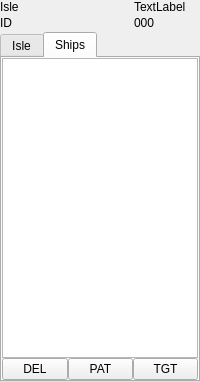
Before: the Qt Designer form waterobjectinfo.ui in ngc42/WaterWorld, drawn with Qt 5.
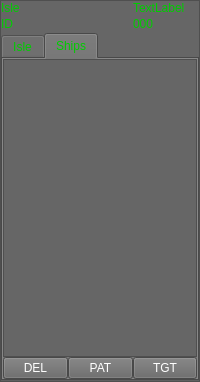
After: the same form once the commit is applied.

Commit message: darker style of mainwindow and waterobjectinfo

```diff
--- a/waterobjectinfo.ui
+++ b/waterobjectinfo.ui
@@ -37,9 +37,238 @@
     <height>0</height>
    </size>
   </property>
+  <property name="palette">
+   <palette>
+    <active>
+     <colorrole role="WindowText">
+      <brush brushstyle="SolidPattern">
+       <color alpha="255">
+        <red>255</red>
+        <green>255</green>
+        <blue>255</blue>
+       </color>
+      </brush>
+     </colorrole>
+     <colorrole role="Button">
+      <brush brushstyle="SolidPattern">
+       <color alpha="255">
+        <red>102</red>
+        <green>102</green>
+        <blue>102</blue>
+       </color>
+      </brush>
+     </colorrole>
+     <colorrole role="ButtonText">
+      <brush brushstyle="SolidPattern">
+       <color alpha="255">
+        <red>255</red>
+        <green>255</green>
+        <blue>255</blue>
+       </color>
+      </brush>
+     </colorrole>
+     <colorrole role="Base">
+      <brush brushstyle="SolidPattern">
+       <color alpha="255">
+        <red>255</red>
+        <green>255</green>
+        <blue>0</blue>
+       </color>
+      </brush>
+     </colorrole>
+     <colorrole role="Window">
+      <brush brushstyle="SolidPattern">
+       <color alpha="255">
+        <red>102</red>
+        <green>102</green>
+        <blue>102</blue>
+       </color>
+      </brush>
+     </colorrole>
+     <colorrole role="Shadow">
+      <brush brushstyle="SolidPattern">
+       <color alpha="255">
+        <red>255</red>
+        <green>255</green>
+        <blue>0</blue>
+       </color>
+      </brush>
+     </colorrole>
+     <colorrole role="Highlight">
+      <brush brushstyle="SolidPattern">
+       <color alpha="255">
+        <red>255</red>
+        <green>255</green>
+        <blue>255</blue>
+       </color>
+      </brush>
+     </colorrole>
+     <colorrole role="HighlightedText">
+      <brush brushstyle="SolidPattern">
+       <color alpha="255">
+        <red>0</red>
+        <green>0</green>
+        <blue>0</blue>
+       </color>
+      </brush>
+     </colorrole>
+    </active>
+    <inactive>
+     <colorrole role="WindowText">
+      <brush brushstyle="SolidPattern">
+       <color alpha="255">
+        <red>255</red>
+        <green>255</green>
+        <blue>255</blue>
+       </color>
+      </brush>
+     </colorrole>
+     <colorrole role="Button">
+      <brush brushstyle="SolidPattern">
+       <color alpha="255">
+        <red>102</red>
+        <green>102</green>
+        <blue>102</blue>
+       </color>
+      </brush>
+     </colorrole>
+     <colorrole role="ButtonText">
+      <brush brushstyle="SolidPattern">
+       <color alpha="255">
+        <red>255</red>
+        <green>255</green>
+        <blue>255</blue>
+       </color>
+      </brush>
+     </colorrole>
+     <colorrole role="Base">
+      <brush brushstyle="SolidPattern">
+       <color alpha="255">
+        <red>255</red>
+        <green>255</green>
+        <blue>0</blue>
+       </color>
+      </brush>
+     </colorrole>
+     <colorrole role="Window">
+      <brush brushstyle="SolidPattern">
+       <color alpha="255">
+        <red>102</red>
+        <green>102</green>
+        <blue>102</blue>
+       </color>
+      </brush>
+     </colorrole>
+     <colorrole role="Shadow">
+      <brush brushstyle="SolidPattern">
+       <color alpha="255">
+        <red>255</red>
+        <green>255</green>
+        <blue>0</blue>
+       </color>
+      </brush>
+     </colorrole>
+     <colorrole role="Highlight">
+      <brush brushstyle="SolidPattern">
+       <color alpha="255">
+        <red>255</red>
+        <green>255</green>
+        <blue>255</blue>
+       </color>
+      </brush>
+     </colorrole>
+     <colorrole role="HighlightedText">
+      <brush brushstyle="SolidPattern">
+       <color alpha="255">
+        <red>0</red>
+        <green>0</green>
+        <blue>0</blue>
+       </color>
+      </brush>
+     </colorrole>
+    </inactive>
+    <disabled>
+     <colorrole role="WindowText">
+      <brush brushstyle="SolidPattern">
+       <color alpha="255">
+        <red>190</red>
+        <green>190</green>
+        <blue>190</blue>
+       </color>
+      </brush>
+     </colorrole>
+     <colorrole role="Button">
+      <brush brushstyle="SolidPattern">
+       <color alpha="255">
+        <red>102</red>
+        <green>102</green>
+        <blue>102</blue>
+       </color>
+      </brush>
+     </colorrole>
+     <colorrole role="ButtonText">
+      <brush brushstyle="SolidPattern">
+       <color alpha="255">
+        <red>190</red>
+        <green>190</green>
+        <blue>190</blue>
+       </color>
+      </brush>
+     </colorrole>
+     <colorrole role="Base">
+      <brush brushstyle="SolidPattern">
+       <color alpha="255">
+        <red>102</red>
+        <green>102</green>
+        <blue>102</blue>
+       </color>
+      </brush>
+     </colorrole>
+     <colorrole role="Window">
+      <brush brushstyle="SolidPattern">
+       <color alpha="255">
+        <red>102</red>
+        <green>102</green>
+        <blue>102</blue>
+       </color>
+      </brush>
+     </colorrole>
+     <colorrole role="Shadow">
+      <brush brushstyle="SolidPattern">
+       <color alpha="255">
+        <red>255</red>
+        <green>255</green>
+        <blue>0</blue>
+       </color>
+      </brush>
+     </colorrole>
+     <colorrole role="Highlight">
+      <brush brushstyle="SolidPattern">
+       <color alpha="255">
+        <red>145</red>
+        <green>141</green>
+        <blue>126</blue>
+       </color>
+      </brush>
+     </colorrole>
+     <colorrole role="HighlightedText">
+      <brush brushstyle="SolidPattern">
+       <color alpha="255">
+        <red>0</red>
+        <green>0</green>
+        <blue>0</blue>
+       </color>
+      </brush>
+     </colorrole>
+    </disabled>
+   </palette>
+  </property>
   <property name="windowTitle">
    <string>StackedWidget</string>
   </property>
+  <property name="frameShape">
+   <enum>QFrame::StyledPanel</enum>
+  </property>
   <property name="currentIndex">
    <number>3</number>
   </property>
@@ -158,6 +387,103 @@
    </layout>
   </widget>
   <widget class="QWidget" name="pageHumanIsle">
+   <property name="sizePolicy">
+    <sizepolicy hsizetype="Preferred" vsizetype="Preferred">
+     <horstretch>0</horstretch>
+     <verstretch>0</verstretch>
+    </sizepolicy>
+   </property>
+   <property name="palette">
+    <palette>
+     <active>
+      <colorrole role="WindowText">
+       <brush brushstyle="SolidPattern">
+        <color alpha="255">
+         <red>0</red>
+         <green>204</green>
+         <blue>0</blue>
+        </color>
+       </brush>
+      </colorrole>
+      <colorrole role="Base">
+       <brush brushstyle="SolidPattern">
+        <color alpha="255">
+         <red>255</red>
+         <green>255</green>
+         <blue>255</blue>
+        </color>
+       </brush>
+      </colorrole>
+      <colorrole role="Window">
+       <brush brushstyle="SolidPattern">
+        <color alpha="255">
+         <red>102</red>
+         <green>102</green>
+         <blue>102</blue>
+        </color>
+       </brush>
+      </colorrole>
+     </active>
+     <inactive>
+      <colorrole role="WindowText">
+       <brush brushstyle="SolidPattern">
+        <color alpha="255">
+         <red>0</red>
+         <green>204</green>
+         <blue>0</blue>
+        </color>
+       </brush>
+      </colorrole>
+      <colorrole role="Base">
+       <brush brushstyle="SolidPattern">
+        <color alpha="255">
+         <red>255</red>
+         <green>255</green>
+         <blue>255</blue>
+        </color>
+       </brush>
+      </colorrole>
+      <colorrole role="Window">
+       <brush brushstyle="SolidPattern">
+        <color alpha="255">
+         <red>102</red>
+         <green>102</green>
+         <blue>102</blue>
+        </color>
+       </brush>
+      </colorrole>
+     </inactive>
+     <disabled>
+      <colorrole role="WindowText">
+       <brush brushstyle="SolidPattern">
+        <color alpha="255">
+         <red>190</red>
+         <green>190</green>
+         <blue>190</blue>
+        </color>
+       </brush>
+      </colorrole>
+      <colorrole role="Base">
+       <brush brushstyle="SolidPattern">
+        <color alpha="255">
+         <red>102</red>
+         <green>102</green>
+         <blue>102</blue>
+        </color>
+       </brush>
+      </colorrole>
+      <colorrole role="Window">
+       <brush brushstyle="SolidPattern">
+        <color alpha="255">
+         <red>102</red>
+         <green>102</green>
+         <blue>102</blue>
+        </color>
+       </brush>
+      </colorrole>
+     </disabled>
+    </palette>
+   </property>
    <layout class="QGridLayout" name="gridLayout_2">
     <property name="leftMargin">
      <number>0</number>
@@ -185,6 +511,205 @@
         <height>30</height>
        </size>
       </property>
+      <property name="palette">
+       <palette>
+        <active>
+         <colorrole role="WindowText">
+          <brush brushstyle="SolidPattern">
+           <color alpha="255">
+            <red>0</red>
+            <green>204</green>
+            <blue>0</blue>
+           </color>
+          </brush>
+         </colorrole>
+         <colorrole role="Button">
+          <brush brushstyle="SolidPattern">
+           <color alpha="255">
+            <red>102</red>
+            <green>102</green>
+            <blue>102</blue>
+           </color>
+          </brush>
+         </colorrole>
+         <colorrole role="Text">
+          <brush brushstyle="SolidPattern">
+           <color alpha="255">
+            <red>0</red>
+            <green>204</green>
+            <blue>0</blue>
+           </color>
+          </brush>
+         </colorrole>
+         <colorrole role="ButtonText">
+          <brush brushstyle="SolidPattern">
+           <color alpha="255">
+            <red>255</red>
+            <green>255</green>
+            <blue>255</blue>
+           </color>
+          </brush>
+         </colorrole>
+         <colorrole role="Base">
+          <brush brushstyle="SolidPattern">
+           <color alpha="255">
+            <red>102</red>
+            <green>102</green>
+            <blue>102</blue>
+           </color>
+          </brush>
+         </colorrole>
+         <colorrole role="Highlight">
+          <brush brushstyle="SolidPattern">
+           <color alpha="255">
+            <red>0</red>
+            <green>0</green>
+            <blue>0</blue>
+           </color>
+          </brush>
+         </colorrole>
+         <colorrole role="HighlightedText">
+          <brush brushstyle="SolidPattern">
+           <color alpha="255">
+            <red>255</red>
+            <green>85</green>
+            <blue>0</blue>
+           </color>
+          </brush>
+         </colorrole>
+        </active>
+        <inactive>
+         <colorrole role="WindowText">
+          <brush brushstyle="SolidPattern">
+           <color alpha="255">
+            <red>0</red>
+            <green>204</green>
+            <blue>0</blue>
+           </color>
+          </brush>
+         </colorrole>
+         <colorrole role="Button">
+          <brush brushstyle="SolidPattern">
+           <color alpha="255">
+            <red>102</red>
+            <green>102</green>
+            <blue>102</blue>
+           </color>
+          </brush>
+         </colorrole>
+         <colorrole role="Text">
+          <brush brushstyle="SolidPattern">
+           <color alpha="255">
+            <red>0</red>
+            <green>204</green>
+            <blue>0</blue>
+           </color>
+          </brush>
+         </colorrole>
+         <colorrole role="ButtonText">
+          <brush brushstyle="SolidPattern">
+           <color alpha="255">
+            <red>255</red>
+            <green>255</green>
+            <blue>255</blue>
+           </color>
+          </brush>
+         </colorrole>
+         <colorrole role="Base">
+          <brush brushstyle="SolidPattern">
+           <color alpha="255">
+            <red>102</red>
+            <green>102</green>
+            <blue>102</blue>
+           </color>
+          </brush>
+         </colorrole>
+         <colorrole role="Highlight">
+          <brush brushstyle="SolidPattern">
+           <color alpha="255">
+            <red>0</red>
+            <green>0</green>
+            <blue>0</blue>
+           </color>
+          </brush>
+         </colorrole>
+         <colorrole role="HighlightedText">
+          <brush brushstyle="SolidPattern">
+           <color alpha="255">
+            <red>255</red>
+            <green>85</green>
+            <blue>0</blue>
+           </color>
+          </brush>
+         </colorrole>
+        </inactive>
+        <disabled>
+         <colorrole role="WindowText">
+          <brush brushstyle="SolidPattern">
+           <color alpha="255">
+            <red>170</red>
+            <green>0</green>
+            <blue>0</blue>
+           </color>
+          </brush>
+         </colorrole>
+         <colorrole role="Button">
+          <brush brushstyle="SolidPattern">
+           <color alpha="255">
+            <red>102</red>
+            <green>102</green>
+            <blue>102</blue>
+           </color>
+          </brush>
+         </colorrole>
+         <colorrole role="Text">
+          <brush brushstyle="SolidPattern">
+           <color alpha="255">
+            <red>190</red>
+            <green>190</green>
+            <blue>190</blue>
+           </color>
+          </brush>
+         </colorrole>
+         <colorrole role="ButtonText">
+          <brush brushstyle="SolidPattern">
+           <color alpha="255">
+            <red>190</red>
+            <green>190</green>
+            <blue>190</blue>
+           </color>
+          </brush>
+         </colorrole>
+         <colorrole role="Base">
+          <brush brushstyle="SolidPattern">
+           <color alpha="255">
+            <red>170</red>
+            <green>0</green>
+            <blue>0</blue>
+           </color>
+          </brush>
+         </colorrole>
+         <colorrole role="Highlight">
+          <brush brushstyle="SolidPattern">
+           <color alpha="255">
+            <red>145</red>
+            <green>141</green>
+            <blue>126</blue>
+           </color>
+          </brush>
+         </colorrole>
+         <colorrole role="HighlightedText">
+          <brush brushstyle="SolidPattern">
+           <color alpha="255">
+            <red>255</red>
+            <green>85</green>
+            <blue>0</blue>
+           </color>
+          </brush>
+         </colorrole>
+        </disabled>
+       </palette>
+      </property>
       <layout class="QVBoxLayout" name="verticalLayout">
        <property name="spacing">
         <number>0</number>
@@ -364,6 +889,9 @@
            </item>
            <item row="0" column="0" colspan="3">
             <widget class="QTableWidget" name="tblwHShipList">
+             <property name="frameShadow">
+              <enum>QFrame::Plain</enum>
+             </property>
              <property name="dragDropOverwriteMode">
               <bool>false</bool>
              </property>
```
Left out of the diff: 188 changed lines with no effect on the pictures. The commit also changes 4 other files.
